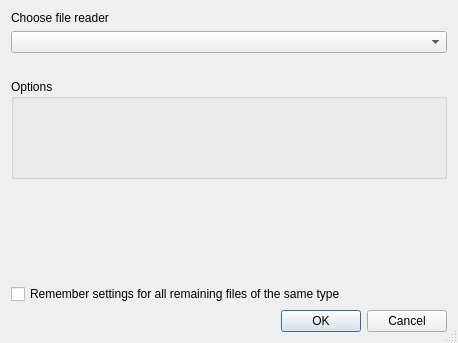
First picture: the form in Modules/QtWidgets/QmitkFileReaderOptionsDialog.ui, repository MITK/MITK, before the edit.
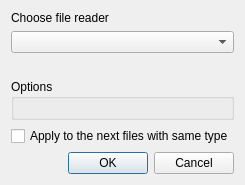
Second picture: the form after the edit.

Commit message: Adapt the "remember options" label and improved dialog size.

The edit to the form file:
```diff
--- a/Modules/QtWidgets/QmitkFileReaderOptionsDialog.ui
+++ b/Modules/QtWidgets/QmitkFileReaderOptionsDialog.ui
@@ -6,20 +6,23 @@
    <rect>
     <x>0</x>
     <y>0</y>
-    <width>458</width>
-    <height>343</height>
+    <width>272</width>
+    <height>186</height>
    </rect>
   </property>
   <property name="windowTitle">
    <string>Dialog</string>
   </property>
   <property name="sizeGripEnabled">
-   <bool>true</bool>
+   <bool>false</bool>
   </property>
   <property name="modal">
    <bool>true</bool>
   </property>
   <layout class="QVBoxLayout" name="verticalLayout">
+   <property name="sizeConstraint">
+    <enum>QLayout::SetFixedSize</enum>
+   </property>
    <item>
     <widget class="QLabel" name="m_ReaderLabel">
      <property name="text">
@@ -42,12 +45,6 @@
    </item>
    <item>
     <widget class="QGroupBox" name="m_OptionsBox">
-     <property name="sizePolicy">
-      <sizepolicy hsizetype="Preferred" vsizetype="Preferred">
-       <horstretch>0</horstretch>
-       <verstretch>0</verstretch>
-      </sizepolicy>
-     </property>
      <property name="title">
       <string>Options</string>
      </property>
@@ -61,23 +58,10 @@
      </layout>
     </widget>
    </item>
-   <item>
-    <spacer name="verticalSpacer">
-     <property name="orientation">
-      <enum>Qt::Vertical</enum>
-     </property>
-     <property name="sizeHint" stdset="0">
-      <size>
-       <width>20</width>
-       <height>10</height>
-      </size>
-     </property>
-    </spacer>
-   </item>
    <item>
     <widget class="QCheckBox" name="m_ReuseOptionsCheckBox">
      <property name="text">
-      <string>Remember settings for all remaining files of the same type</string>
+      <string>Apply to the next files with same type</string>
      </property>
     </widget>
    </item>
```
The commit also changes 1 other file.
